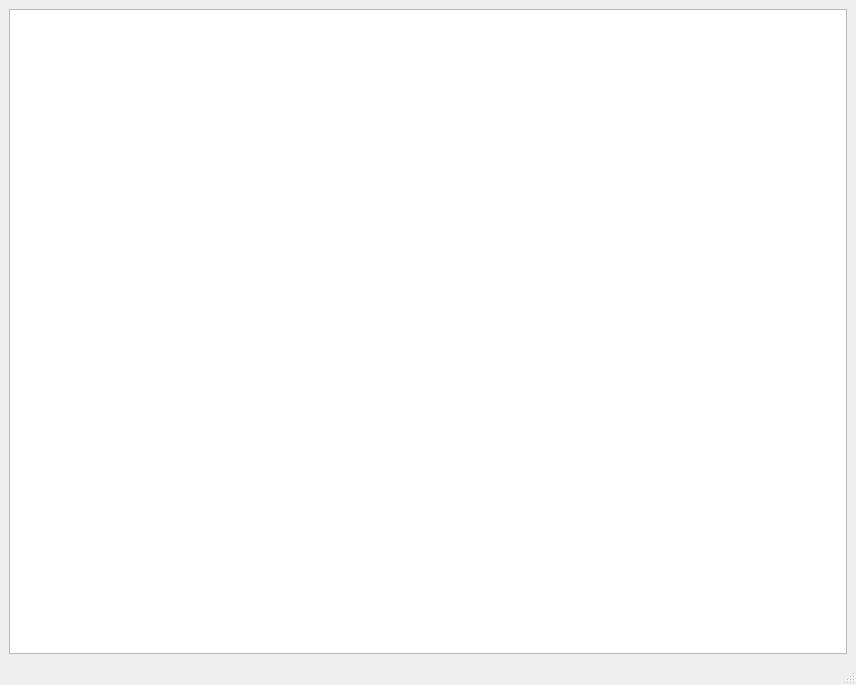
This is mainwindow.ui in javierjose1224/Pacman-Sprite as Qt 5 draws it before an edit. The edited form follows.
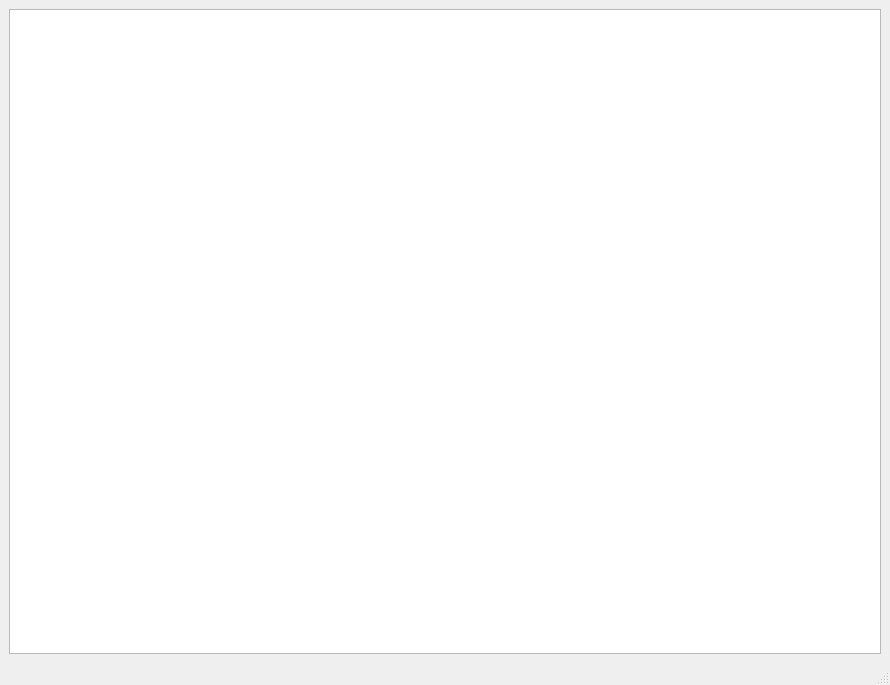
This is the edited form.

The edit to the form file:
```diff
--- a/mainwindow.ui
+++ b/mainwindow.ui
@@ -6,7 +6,7 @@
    <rect>
     <x>0</x>
     <y>0</y>
-    <width>856</width>
+    <width>890</width>
     <height>685</height>
    </rect>
   </property>
```
Left out of the diff: 2 changed lines with no effect on the pictures.
